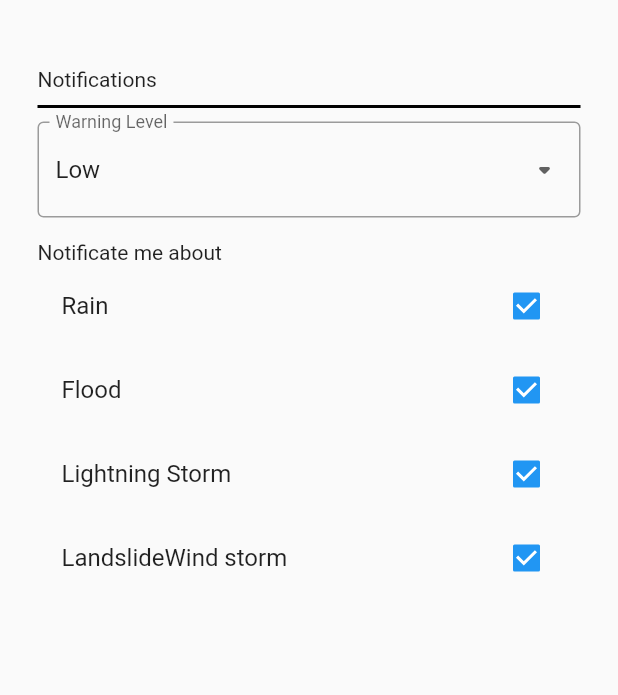
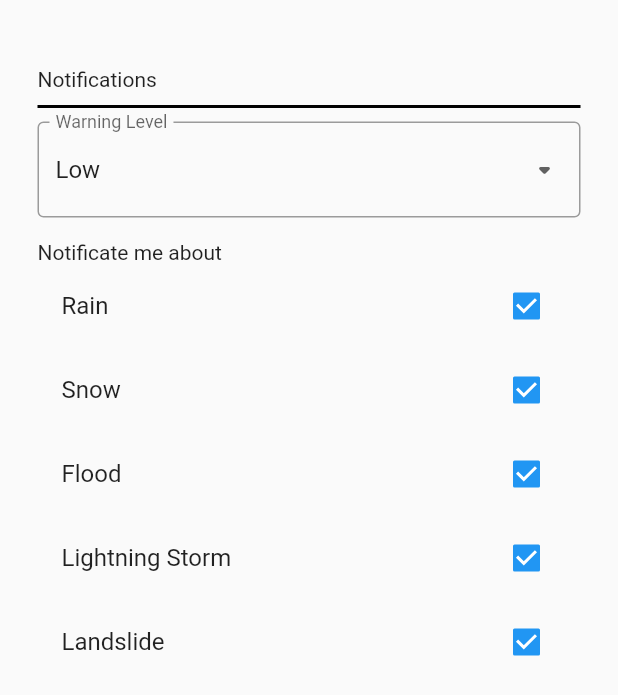
Before and after one commit to brenozd/front-defesa-civil, a Flutter app: the MyProfilePage screen opened directly, on a phone screen of 412 x 824 dp. Shown: the top 695 px of the screen. Run offline on Flutter 3.47's test engine with Material 2 defaults, Android fonts, the phone set to English and light mode, and no system bars; our stand-ins replace flutter_local_notifications, flutter_map, geocoding, latlong2, location and 2 more; missing offline and left inert: dart:ffi, mqtt_client.

Commit message:
Added API warnings

```diff
--- a/app/lib/pages/login_page.dart
+++ b/app/lib/pages/login_page.dart
@@ -1,5 +1,4 @@
 import 'package:flutter/material.dart';
-import 'package:validators/validators.dart';
 import 'package:app/pages/page_controller.dart' as pg;
 
 import '../common.dart';
@@ -14,8 +13,8 @@ class LoginPage extends StatefulWidget {
 
 class _LoginPageState extends State<LoginPage> {
   final _formKey = GlobalKey<FormState>();
-  TextEditingController _username = TextEditingController();
-  TextEditingController _password = TextEditingController();
+  final TextEditingController _username = TextEditingController();
+  final TextEditingController _password = TextEditingController();
   @override
   Widget build(BuildContext context) {
     var usernameTextField = Padding(
--- a/app/lib/pages/my_profile_page.dart
+++ b/app/lib/pages/my_profile_page.dart
@@ -1,6 +1,11 @@
 // ignore_for_file: prefer_const_literals_to_create_immutables, prefer_const_constructors
 import 'package:flutter/material.dart';
 import 'package:app/common.dart';
+import 'package:tuple/tuple.dart';
+
+final profileKey = GlobalKey<FormState>();
+String currentSeverity = "Low";
+List<String> dropDownItens = ["Low", "Moderate", "High"];
 
 class MyProfilePage extends StatefulWidget {
   const MyProfilePage({Key? key}) : super(key: key);
@@ -10,22 +15,15 @@ class MyProfilePage extends StatefulWidget {
 }
 
 class _MyProfilePageState extends State<MyProfilePage> {
-  final _formKey = GlobalKey<FormState>();
   bool useLocation = true;
 
-  var currentWarningLevel = "Low";
-  List<String> dropDownItens = ["Low", "Moderate", "High"];
-  Map<String, bool> warningItens = {
-    "Rain": true,
-    "Flood": true,
-    "Lightning Storm": true,
-    "Landslide" "Wind storm": true,
-  };
+  Map<int, bool> warningItens =
+      warningTypeMap.map((key, value) => MapEntry(key, true));
 
   @override
   Widget build(BuildContext context) {
     var warningLevelDropDown = DropdownButtonFormField<String>(
-        value: currentWarningLevel,
+        value: currentSeverity,
         decoration: InputDecoration(
             border: OutlineInputBorder(), labelText: "Warning Level"),
         icon: const Icon(Icons.arrow_drop_down_rounded),
@@ -36,13 +34,15 @@ class _MyProfilePageState extends State<MyProfilePage> {
           );
         }).toList(),
         onChanged: (String? value) => setState(() {
-              currentWarningLevel = value!;
+              currentSeverity = value!;
             }));
 
     var warningTypes = Column(
-      children: warningItens.keys.map((String key) {
+      children: warningItens.keys.map((int key) {
         return CheckboxListTile(
-          title: Text(key),
+          title: Text(warningTypeMap
+              .getOrElse(key, Tuple2("Unknown", Icons.question_mark))
+              .item1),
           value: warningItens[key],
           onChanged: (bool? value) {
             setState(() {
@@ -54,7 +54,8 @@ class _MyProfilePageState extends State<MyProfilePage> {
     );
 
     return Form(
-        key: _formKey,
+        key: profileKey,
+        autovalidateMode: AutovalidateMode.onUserInteraction,
         child: Scaffold(
           resizeToAvoidBottomInset: false,
           body: Center(
```
Also changed, not shown: app/lib/common.dart (+40 -10 lines), app/lib/pages/map_page.dart (+7 -2 lines), app/lib/pages/warning_feed_page.dart (+97 -52 lines).
